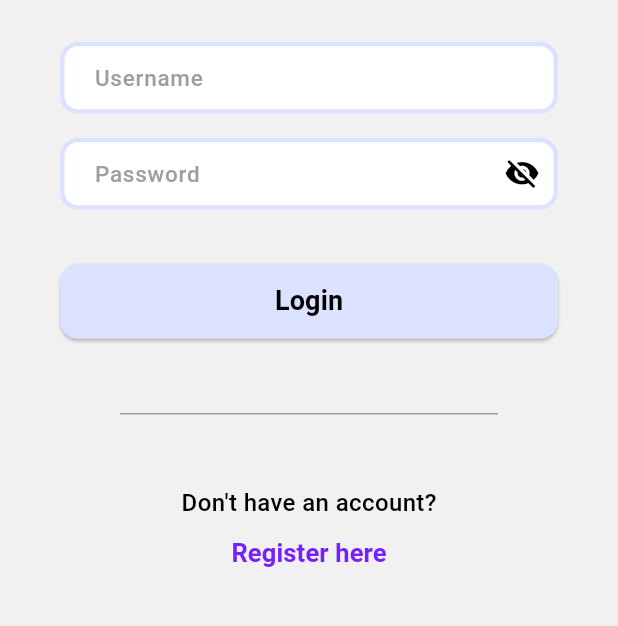
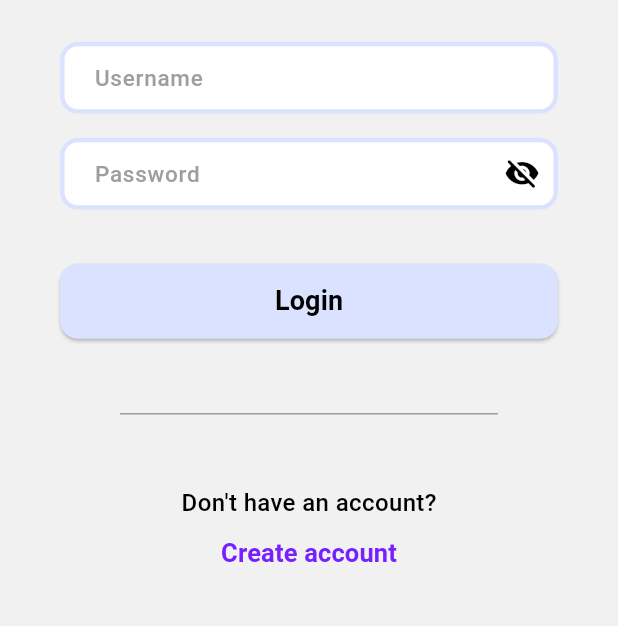
Before and after one commit to Marcusneo121/carro_flutter_app, a Flutter app: the screen it shows after launch, on a phone screen of 412 x 824 dp, the part 391-1017 px from its top. Run offline on Flutter 3.47's test engine with Material 2 defaults, Android fonts, the light colour scheme and no system bars; our stand-ins replace cached_network_image, dio, flutter_bounceable, flutter_dotenv, flutter_easyloading, get_it and 3 more; missing offline and left inert: dart:ffi.

Commit message:
Update text for login page and added create account button in register page

```diff
--- a/lib/modules/authentication/login/ui/login_page.dart
+++ b/lib/modules/authentication/login/ui/login_page.dart
@@ -137,7 +137,7 @@ class _LoginPageState extends State<LoginPage> {
                     locator<CarroRouter>().navigateTo(CommonRoute.registerPage);
                   },
                   child: const Text(
-                    'Register here',
+                    'Create account',
                     style: CarroTextStyles.small_label_bold,
                   ),
                 ),
```
Also changed, not shown: lib/modules/authentication/register/ui/register_page.dart (+15 -0 lines).
